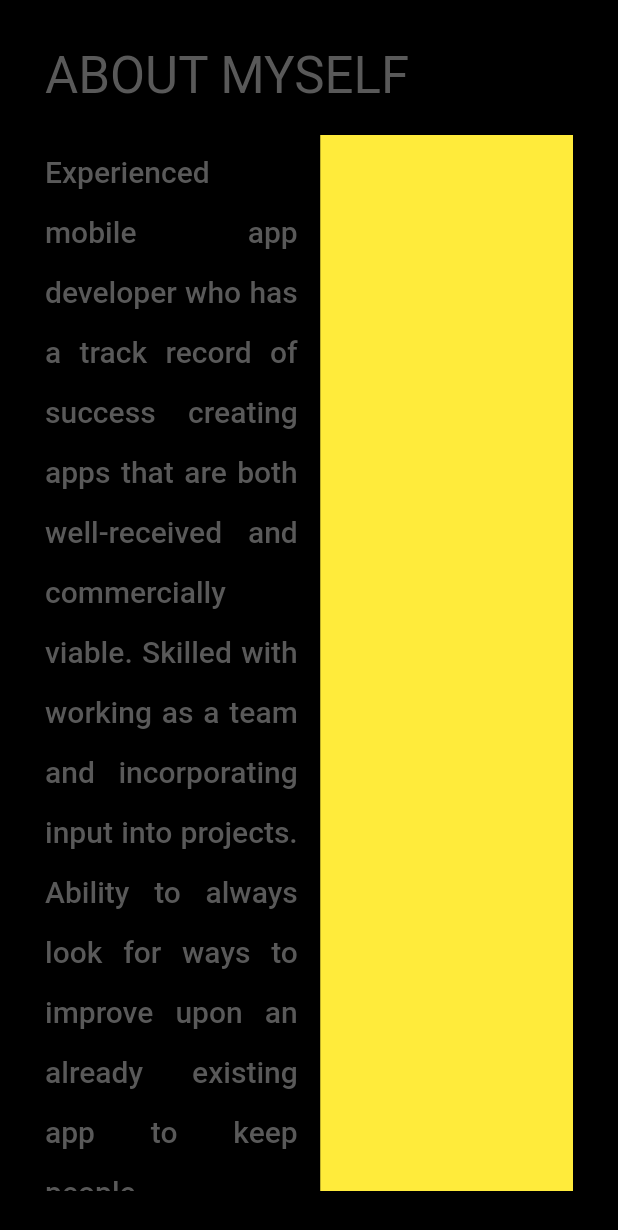
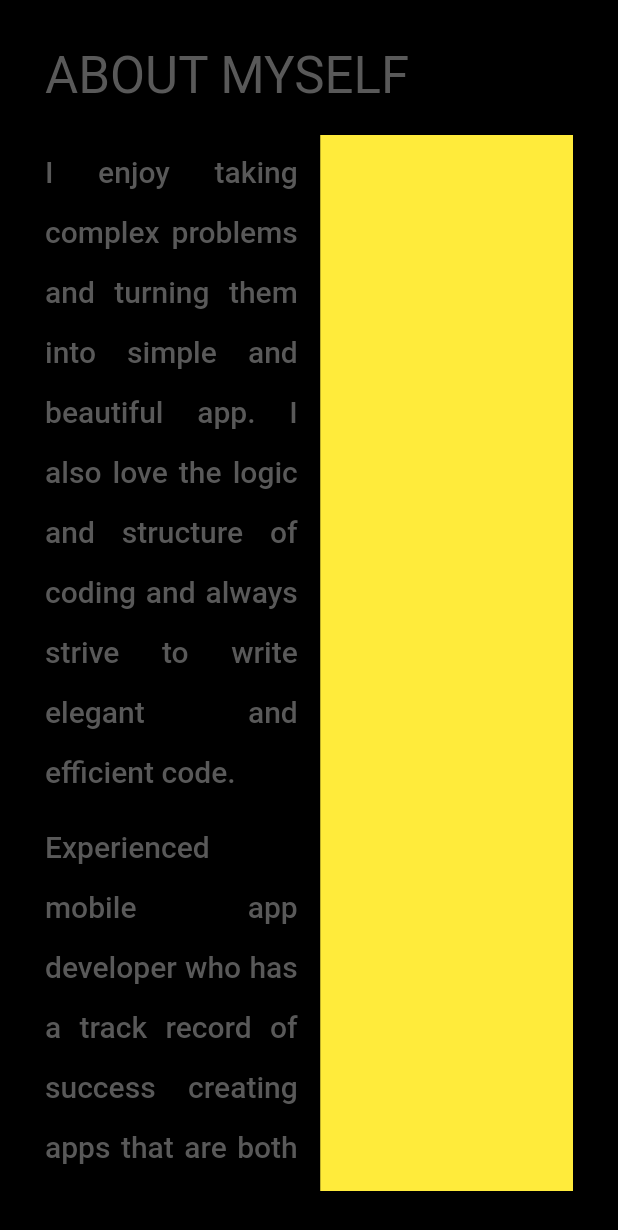
Before and after one commit to Packiaseelan/portfolio, a Flutter app: the AboutView widget shown alone on an empty page, opened directly, on a phone screen of 412 x 824 dp. Shown: the top 1230 px of the screen. Run offline on Flutter 3.47's test engine with Material 2 defaults, Android fonts, the phone set to English and light mode, and no system bars.

Commit message:
footer change

```diff
--- a/lib/ui/views/about.dart
+++ b/lib/ui/views/about.dart
@@ -1,6 +1,7 @@
 import 'package:flutter/material.dart';
 import 'package:portfolio/config/app_theme.dart';
 import 'package:portfolio/ui/widgets/desktop_widget.dart';
+import 'package:portfolio/ui/widgets/spacer.dart';
 
 class AboutView extends StatelessWidget {
   const AboutView({Key? key}) : super(key: key);
@@ -13,13 +14,26 @@ class AboutView extends StatelessWidget {
         child: Align(
           alignment: Alignment.topCenter,
           child: SingleChildScrollView(
-            child: Text(
+            child: Column(
+              children: [
+                Text(
+                  'I enjoy taking complex problems and turning them into simple and beautiful app. I also love the logic and structure of coding and always strive to write elegant and efficient code.',
+                  style: Theme.of(context)
+                      .textTheme
+                      .headline6!
+                      .copyWith(color: AppTheme.primaryTextColorLight, height: 2),
+                  textAlign: TextAlign.justify,
+                ),
+                const SpacerWidget.vertical(),
+                Text(
                   'Experienced mobile app developer who has a track record of success creating apps that are both well-received and commercially viable. Skilled with working as a team and incorporating input into projects. Ability to always look for ways to improve upon an already existing app to keep people downloading it and enjoying it. Strong eye for detail and tenacity to never quit on something until it is absolutely perfect.',
                   style: Theme.of(context)
                       .textTheme
                       .headline6!
                       .copyWith(color: AppTheme.primaryTextColorLight, height: 2),
                   textAlign: TextAlign.justify,
+                ),
+              ],
             ),
           ),
         ),
--- a/lib/ui/views/contacts.dart
+++ b/lib/ui/views/contacts.dart
@@ -7,7 +7,7 @@ class ContactsView extends StatelessWidget {
   @override
   Widget build(BuildContext context) {
     return DesktopWidget(
-      title: 'CONTACT',
+      title: 'CONTACT ME',
       leftChild: Expanded(child: Container(color: Colors.red)),
       rightChild: Expanded(child: Container(color: Colors.yellow)),
     );
--- a/lib/ui/views/skills.dart
+++ b/lib/ui/views/skills.dart
@@ -148,8 +148,9 @@ var skills = [
 
 var skillChartList = [
   SkillModel('Flutter', 80),
-  SkillModel('Dart', 75),
-  SkillModel('SwiftUI', 70),
+  SkillModel('Dart', 80),
+  SkillModel('SwiftUI', 60),
+  SkillModel('Swift', 50),
   SkillModel('Xamarin', 70),
 ];
 
--- a/lib/ui/widgets/footer.dart
+++ b/lib/ui/widgets/footer.dart
@@ -9,7 +9,7 @@ class FooterWidget extends StatelessWidget {
       padding: EdgeInsets.all(10.0),
       child: Center(
         child: Text.rich(
-          TextSpan(text: 'Flutter'),
+          TextSpan(text: 'Love it, do it, live it 😍'),
         ),
       ),
     );
```
Lines whose indentation alone changed are shown as unchanged.
